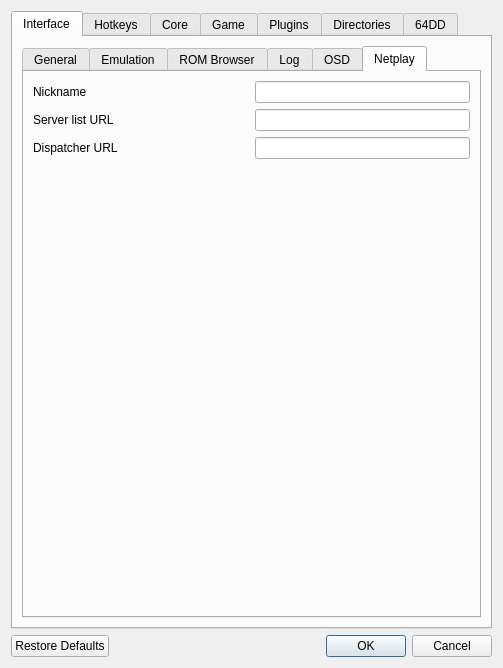
This is Source/RMG/UserInterface/Dialog/SettingsDialog.ui in MarioPartyNetplay/Mupen-MPN as Qt 5 draws it before an edit. The edited form follows.
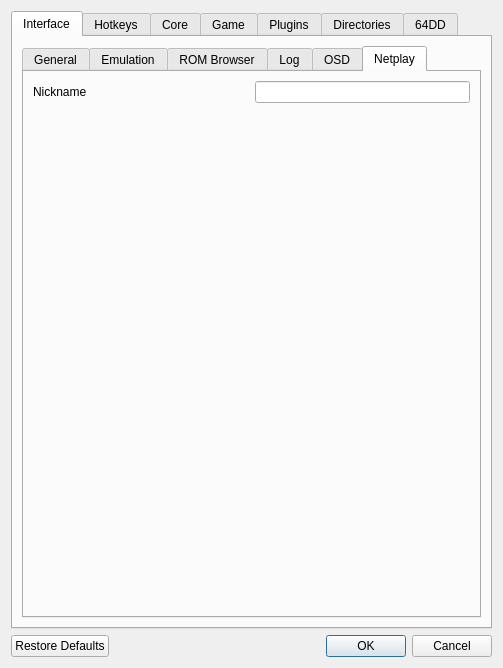
This is the edited form. The open tabs and pages were chosen to show the change. Icons and pictures are not drawn. Custom widgets are drawn as their Qt base class.

Diff of the .ui file:
```diff
--- a/Source/RMG/UserInterface/Dialog/SettingsDialog.ui
+++ b/Source/RMG/UserInterface/Dialog/SettingsDialog.ui
@@ -651,48 +651,6 @@
                  </item>
                 </layout>
                </item>
-               <item>
-                <layout class="QHBoxLayout" name="horizontalLayout_19">
-                 <item>
-                  <widget class="QLabel" name="label_16">
-                   <property name="text">
-                    <string>Server list URL</string>
-                   </property>
-                  </widget>
-                 </item>
-                 <item>
-                  <widget class="QLineEdit" name="netplayServerUrlLineEdit">
-                   <property name="sizePolicy">
-                    <sizepolicy hsizetype="Minimum" vsizetype="Fixed">
-                     <horstretch>0</horstretch>
-                     <verstretch>0</verstretch>
-                    </sizepolicy>
-                   </property>
-                  </widget>
-                 </item>
-                </layout>
-               </item>
-               <item>
-                <layout class="QHBoxLayout" name="horizontalLayout_21">
-                 <item>
-                  <widget class="QLabel" name="label_18">
-                   <property name="text">
-                    <string>Dispatcher URL</string>
-                   </property>
-                  </widget>
-                 </item>
-                 <item>
-                  <widget class="QLineEdit" name="netplayDispatcherUrlLineEdit">
-                   <property name="sizePolicy">
-                    <sizepolicy hsizetype="Minimum" vsizetype="Fixed">
-                     <horstretch>0</horstretch>
-                     <verstretch>0</verstretch>
-                    </sizepolicy>
-                   </property>
-                  </widget>
-                 </item>
-                </layout>
-               </item>
                <item>
                 <spacer name="verticalSpacer_19">
                  <property name="orientation">
```
